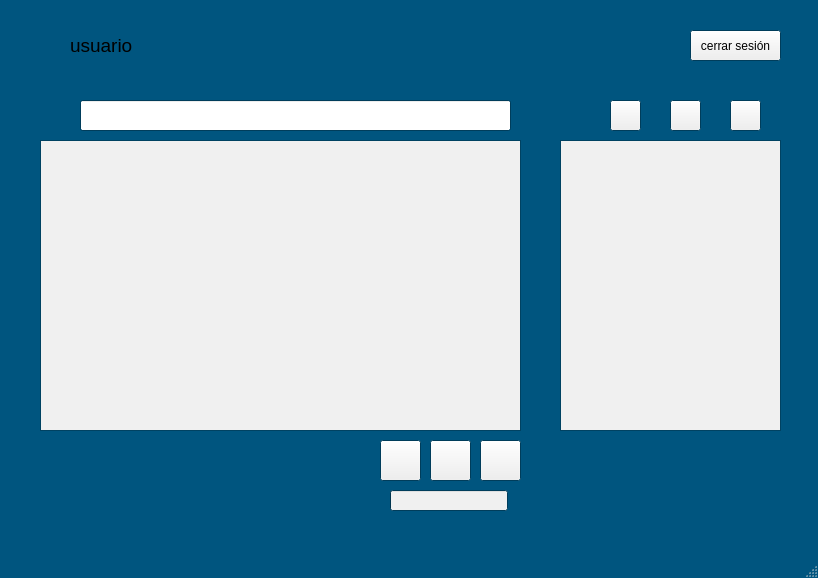
First picture: the form in gestor_apps/interfaz_1/mainwindow.ui, repository AgustinDelgadoEstevez04/Repositorio_Dam_Tarde_Aerolaser, before the edit.
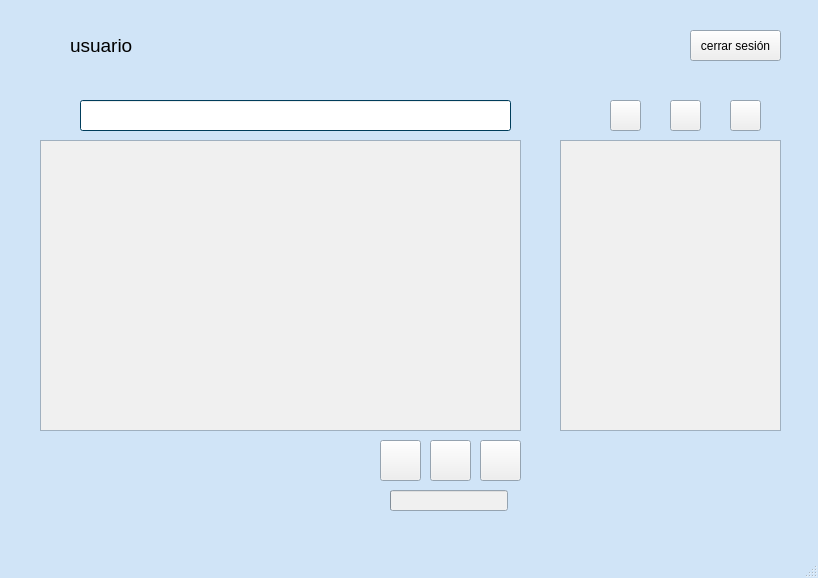
Second picture: the form after the edit. Icons and pictures are not drawn.

```diff
--- a/gestor_apps/interfaz_1/mainwindow.ui
+++ b/gestor_apps/interfaz_1/mainwindow.ui
@@ -31,6 +31,15 @@
        </color>
       </brush>
      </colorrole>
+     <colorrole role="BrightText">
+      <brush brushstyle="SolidPattern">
+       <color alpha="255">
+        <red>255</red>
+        <green>255</green>
+        <blue>255</blue>
+       </color>
+      </brush>
+     </colorrole>
      <colorrole role="Base">
       <brush brushstyle="SolidPattern">
        <color alpha="255">
@@ -43,9 +52,18 @@
      <colorrole role="Window">
       <brush brushstyle="SolidPattern">
        <color alpha="255">
+        <red>208</red>
+        <green>228</green>
+        <blue>247</blue>
+       </color>
+      </brush>
+     </colorrole>
+     <colorrole role="HighlightedText">
+      <brush brushstyle="SolidPattern">
+       <color alpha="255">
         <red>0</red>
-        <green>85</green>
-        <blue>127</blue>
+        <green>0</green>
+        <blue>0</blue>
        </color>
       </brush>
      </colorrole>
@@ -69,6 +87,15 @@
        </color>
       </brush>
      </colorrole>
+     <colorrole role="BrightText">
+      <brush brushstyle="SolidPattern">
+       <color alpha="255">
+        <red>255</red>
+        <green>255</green>
+        <blue>255</blue>
+       </color>
+      </brush>
+     </colorrole>
      <colorrole role="Base">
       <brush brushstyle="SolidPattern">
        <color alpha="255">
@@ -81,9 +108,18 @@
      <colorrole role="Window">
       <brush brushstyle="SolidPattern">
        <color alpha="255">
+        <red>208</red>
+        <green>228</green>
+        <blue>247</blue>
+       </color>
+      </brush>
+     </colorrole>
+     <colorrole role="HighlightedText">
+      <brush brushstyle="SolidPattern">
+       <color alpha="255">
         <red>0</red>
-        <green>85</green>
-        <blue>127</blue>
+        <green>0</green>
+        <blue>0</blue>
        </color>
       </brush>
      </colorrole>
@@ -125,6 +161,15 @@
        </color>
       </brush>
      </colorrole>
+     <colorrole role="BrightText">
+      <brush brushstyle="SolidPattern">
+       <color alpha="255">
+        <red>255</red>
+        <green>255</green>
+        <blue>255</blue>
+       </color>
+      </brush>
+     </colorrole>
      <colorrole role="ButtonText">
       <brush brushstyle="SolidPattern">
        <color alpha="255">
@@ -137,18 +182,27 @@
      <colorrole role="Base">
       <brush brushstyle="SolidPattern">
        <color alpha="255">
-        <red>0</red>
-        <green>85</green>
-        <blue>127</blue>
+        <red>208</red>
+        <green>228</green>
+        <blue>247</blue>
        </color>
       </brush>
      </colorrole>
      <colorrole role="Window">
       <brush brushstyle="SolidPattern">
        <color alpha="255">
+        <red>208</red>
+        <green>228</green>
+        <blue>247</blue>
+       </color>
+      </brush>
+     </colorrole>
+     <colorrole role="HighlightedText">
+      <brush brushstyle="SolidPattern">
+       <color alpha="255">
         <red>0</red>
-        <green>85</green>
-        <blue>127</blue>
+        <green>0</green>
+        <blue>0</blue>
        </color>
       </brush>
      </colorrole>
@@ -512,9 +566,9 @@
        <colorrole role="WindowText">
         <brush brushstyle="SolidPattern">
          <color alpha="255">
-          <red>255</red>
-          <green>255</green>
-          <blue>255</blue>
+          <red>0</red>
+          <green>0</green>
+          <blue>0</blue>
          </color>
         </brush>
        </colorrole>
@@ -532,9 +586,9 @@
        <colorrole role="WindowText">
         <brush brushstyle="SolidPattern">
          <color alpha="255">
-          <red>255</red>
-          <green>255</green>
-          <blue>255</blue>
+          <red>0</red>
+          <green>0</green>
+          <blue>0</blue>
          </color>
         </brush>
        </colorrole>
```
